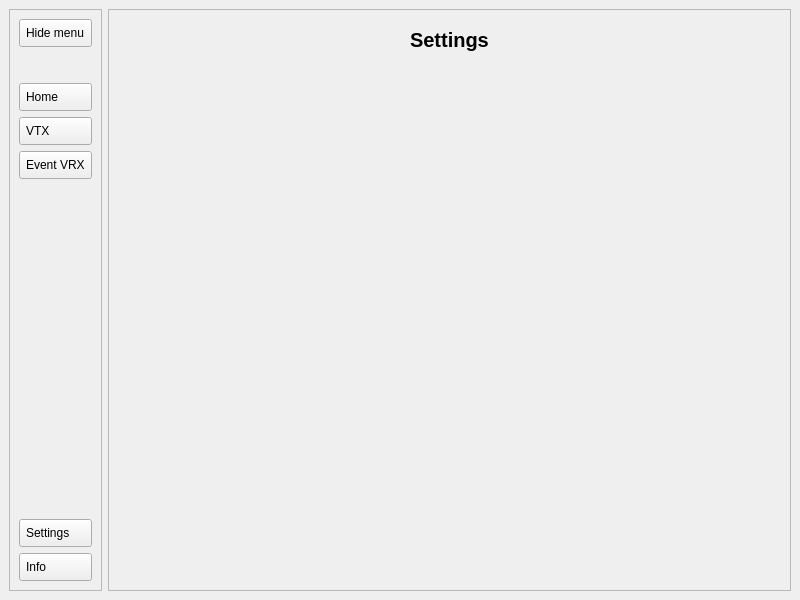
The window that ui/main_window.ui (Giieniox256/hdzero-programmer) describes before a commit, drawn with Qt 5.
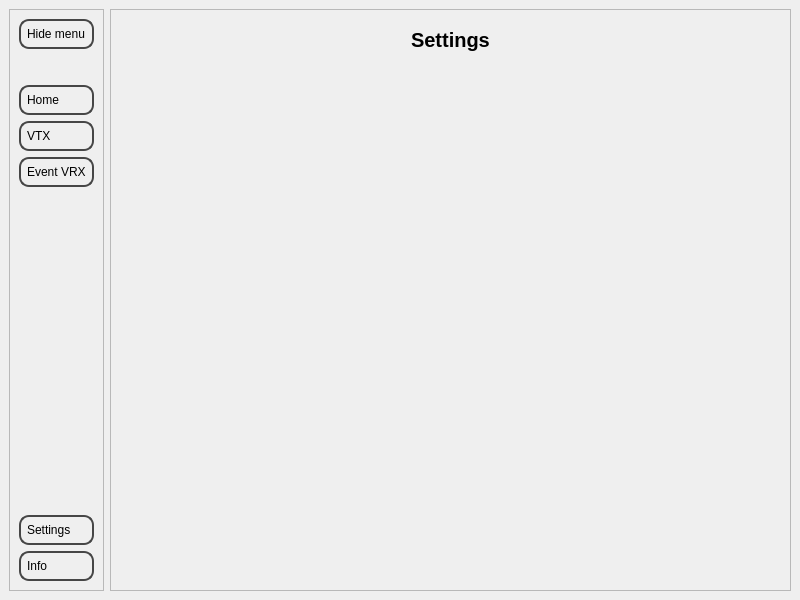
The same window after the commit. The open tabs and pages were chosen to show the change. Icons and pictures are not drawn.

```diff
--- a/ui/main_window.ui
+++ b/ui/main_window.ui
@@ -33,6 +33,8 @@
    <string notr="true">QPushButton{
 	padding: 6px;
 	text-align: left;
+	border: 2px solid #464646;
+	border-radius: 10px;
 }
 
 #slogan{
@@ -264,6 +266,12 @@
       <layout class="QVBoxLayout" name="verticalLayout_5">
        <item>
         <widget class="QStackedWidget" name="stackedWidget">
+         <property name="sizePolicy">
+          <sizepolicy hsizetype="Expanding" vsizetype="Expanding">
+           <horstretch>0</horstretch>
+           <verstretch>0</verstretch>
+          </sizepolicy>
+         </property>
          <property name="currentIndex">
           <number>4</number>
          </property>
```
Left out of the diff: 2 changed lines with no effect on the pictures.
